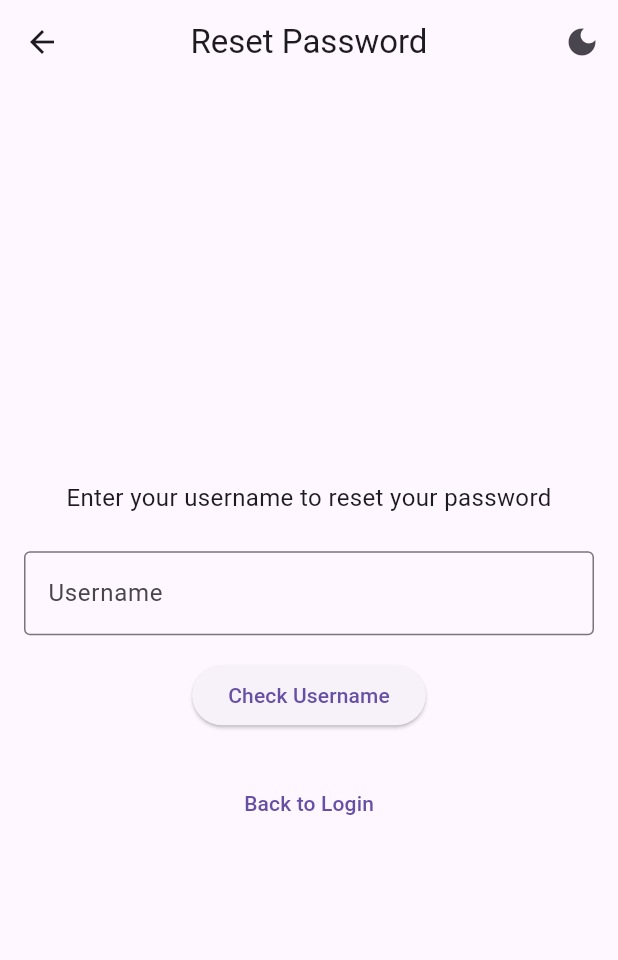
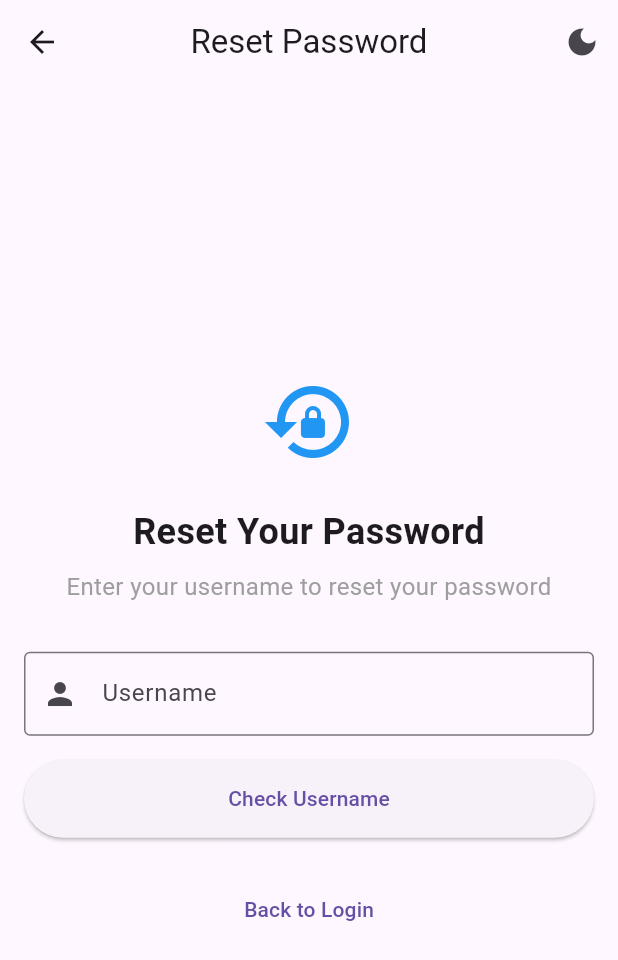
Before and after one commit to Bomanaabertilla/blog_post_app, a Flutter app: the PasswordResetScreen screen opened by its route, on a phone screen of 412 x 824 dp. Shown: the top 960 px of the screen. Run offline on Flutter 3.47's test engine with Material 3 defaults, Android fonts, the phone set to English and light mode, and no system bars; accounts and stored records are empty.

Commit message:
Enhance password reset screen with improved validation and UX
Co-authored-by: bbalansuah <bbalansuah@gmail.com>

```diff
--- a/lib/screens/password_reset_screen.dart
+++ b/lib/screens/password_reset_screen.dart
@@ -12,13 +12,22 @@ class PasswordResetScreen extends StatefulWidget {
 class _PasswordResetScreenState extends State<PasswordResetScreen> {
   final _usernameController = TextEditingController();
   final _newPasswordController = TextEditingController();
+  final _confirmPasswordController = TextEditingController();
   String? _errorMessage;
   String? _successMessage;
   String? _tempPassword;
-  bool _showNewPasswordField = false;
+  bool _showPasswordFields = false;
+  bool _isLoading = false;
 
-  void _checkUsername() {
-    final appState = Provider.of<AppState>(context, listen: false);
+  @override
+  void dispose() {
+    _usernameController.dispose();
+    _newPasswordController.dispose();
+    _confirmPasswordController.dispose();
+    super.dispose();
+  }
+
+  void _checkUsername() async {
     final username = _usernameController.text.trim();
 
     if (username.isEmpty) {
@@ -29,50 +38,87 @@ class _PasswordResetScreenState extends State<PasswordResetScreen> {
       return;
     }
 
+    setState(() {
+      _isLoading = true;
+      _errorMessage = null;
+      _successMessage = null;
+    });
+
+    // Simulate network delay for realistic UX
+    await Future.delayed(const Duration(milliseconds: 500));
+
+    final appState = Provider.of<AppState>(context, listen: false);
+
     if (appState.userExists(username)) {
       // Generate a temporary password for demonstration
       final tempPassword = 'temp${DateTime.now().millisecondsSinceEpoch % 10000}';
       setState(() {
-        _errorMessage = null;
+        _isLoading = false;
         _tempPassword = tempPassword;
-        _showNewPasswordField = true;
-        _successMessage = 'Username found! Your temporary password is: $tempPassword\nYou can also set a new password below.';
+        _showPasswordFields = true;
+        _successMessage = 'Username found! Your temporary password is: $tempPassword\n\nYou can use this temporary password or set a new one below.';
       });
     } else {
       setState(() {
+        _isLoading = false;
         _errorMessage = 'Username not found';
-        _successMessage = null;
+        _showPasswordFields = false;
         _tempPassword = null;
-        _showNewPasswordField = false;
       });
     }
   }
 
-  void _resetPassword() {
-    final appState = Provider.of<AppState>(context, listen: false);
+  void _resetPassword() async {
     final username = _usernameController.text.trim();
-    String newPassword;
+    final newPassword = _newPasswordController.text.trim();
+    final confirmPassword = _confirmPasswordController.text.trim();
 
-    if (_newPasswordController.text.trim().isNotEmpty) {
-      newPassword = _newPasswordController.text.trim();
-    } else if (_tempPassword != null) {
-      newPassword = _tempPassword!;
-    } else {
+    // Validate password inputs
+    if (newPassword.isEmpty) {
       setState(() {
         _errorMessage = 'Please enter a new password or use the temporary password';
       });
       return;
     }
 
+    if (newPassword != confirmPassword) {
+      setState(() {
+        _errorMessage = 'Passwords do not match';
+      });
+      return;
+    }
+
+    if (newPassword.length < 6) {
+      setState(() {
+        _errorMessage = 'Password must be at least 6 characters long';
+      });
+      return;
+    }
+
+    setState(() {
+      _isLoading = true;
+      _errorMessage = null;
+    });
+
+    // Simulate network delay
+    await Future.delayed(const Duration(milliseconds: 500));
+
+    final appState = Provider.of<AppState>(context, listen: false);
     final success = appState.resetPassword(username, newPassword);
+
+    setState(() {
+      _isLoading = false;
+    });
 
     if (success) {
       // Show success dialog and navigate back to login
+      if (mounted) {
         showDialog(
           context: context,
+          barrierDismissible: false,
           builder: (context) => AlertDialog(
             title: const Text('Password Reset Successful'),
-          content: const Text('Your password has been updated. You can now log in with your new password.'),
+            content: const Text('Your password has been updated successfully. You can now log in with your new password.'),
             actions: [
               TextButton(
                 onPressed: () {
@@ -84,6 +130,7 @@ class _PasswordResetScreenState extends State<PasswordResetScreen> {
             ],
           ),
         );
+      }
     } else {
       setState(() {
         _errorMessage = 'Failed to reset password. Please try again.';
@@ -91,9 +138,17 @@ class _PasswordResetScreenState extends State<PasswordResetScreen> {
     }
   }
 
+  void _useTempPassword() {
+    if (_tempPassword != null) {
+      _newPasswordController.text = _tempPassword!;
+      _confirmPasswordController.text = _tempPassword!;
+    }
+  }
+
   @override
   Widget build(BuildContext context) {
     final appState = Provider.of<AppState>(context);
+
     return Scaffold(
       appBar: AppBar(
         title: const Text('Reset Password'),
@@ -113,45 +168,106 @@ class _PasswordResetScreenState extends State<PasswordResetScreen> {
         padding: const EdgeInsets.all(16.0),
         child: Column(
           mainAxisAlignment: MainAxisAlignment.center,
+          crossAxisAlignment: CrossAxisAlignment.stretch,
           children: [
+            const Icon(
+              Icons.lock_reset,
+              size: 64,
+              color: Colors.blue,
+            ),
+            const SizedBox(height: 24),
+            const Text(
+              'Reset Your Password',
+              style: TextStyle(fontSize: 24, fontWeight: FontWeight.bold),
+              textAlign: TextAlign.center,
+            ),
+            const SizedBox(height: 8),
             const Text(
               'Enter your username to reset your password',
-              style: TextStyle(fontSize: 16),
+              style: TextStyle(fontSize: 16, color: Colors.grey),
               textAlign: TextAlign.center,
             ),
-            const SizedBox(height: 24),
+            const SizedBox(height: 32),
+
+            // Username field
             TextField(
               controller: _usernameController,
               decoration: const InputDecoration(
                 labelText: 'Username',
                 border: OutlineInputBorder(),
+                prefixIcon: Icon(Icons.person),
               ),
+              enabled: !_isLoading,
             ),
             const SizedBox(height: 16),
+
+            // Check username button
             ElevatedButton(
-              onPressed: _checkUsername,
-              child: const Text('Check Username'),
+              onPressed: _isLoading ? null : _checkUsername,
+              style: ElevatedButton.styleFrom(
+                padding: const EdgeInsets.symmetric(vertical: 16),
               ),
-            if (_showNewPasswordField) ...[
+              child: _isLoading
+                ? const SizedBox(
+                    height: 20,
+                    width: 20,
+                    child: CircularProgressIndicator(strokeWidth: 2),
+                  )
+                : const Text('Check Username'),
+            ),
+
+            // Password fields (shown after username is verified)
+            if (_showPasswordFields) ...[
               const SizedBox(height: 24),
+              const Divider(),
+              const SizedBox(height: 16),
               TextField(
                 controller: _newPasswordController,
                 decoration: const InputDecoration(
-                  labelText: 'New Password (optional)',
+                  labelText: 'New Password',
                   border: OutlineInputBorder(),
-                  hintText: 'Leave empty to use temporary password',
+                  prefixIcon: Icon(Icons.lock),
                 ),
                 obscureText: true,
+                enabled: !_isLoading,
               ),
               const SizedBox(height: 16),
+              TextField(
+                controller: _confirmPasswordController,
+                decoration: const InputDecoration(
+                  labelText: 'Confirm New Password',
+                  border: OutlineInputBorder(),
+                  prefixIcon: Icon(Icons.lock_outline),
+                ),
+                obscureText: true,
+                enabled: !_isLoading,
+              ),
+              if (_tempPassword != null) ...[
+                const SizedBox(height: 12),
+                TextButton.icon(
+                  onPressed: _isLoading ? null : _useTempPassword,
+                  icon: const Icon(Icons.content_copy, size: 16),
+                  label: const Text('Use Temporary Password'),
+                ),
+              ],
+              const SizedBox(height: 16),
               ElevatedButton(
-                onPressed: _resetPassword,
+                onPressed: _isLoading ? null : _resetPassword,
                 style: ElevatedButton.styleFrom(
                   backgroundColor: Colors.green,
+                  padding: const EdgeInsets.symmetric(vertical: 16),
                 ),
-                child: const Text('Reset Password'),
+                child: _isLoading
+                  ? const SizedBox(
+                      height: 20,
+                      width: 20,
+                      child: CircularProgressIndicator(strokeWidth: 2, color: Colors.white),
+                    )
+                  : const Text('Reset Password'),
               ),
             ],
+
+            // Error message
             if (_errorMessage != null) ...[
               const SizedBox(height: 16),
               Container(
@@ -161,13 +277,22 @@ class _PasswordResetScreenState extends State<PasswordResetScreen> {
                   border: Border.all(color: Colors.red),
                   borderRadius: BorderRadius.circular(8),
                 ),
+                child: Row(
+                  children: [
+                    const Icon(Icons.error_outline, color: Colors.red),
+                    const SizedBox(width: 8),
+                    Expanded(
                       child: Text(
                         _errorMessage!,
                         style: const TextStyle(color: Colors.red),
-                  textAlign: TextAlign.center,
                       ),
                     ),
                   ],
+                ),
+              ),
+            ],
+
+            // Success message
             if (_successMessage != null) ...[
               const SizedBox(height: 16),
               Container(
@@ -177,13 +302,22 @@ class _PasswordResetScreenState extends State<PasswordResetScreen> {
                   border: Border.all(color: Colors.green),
                   borderRadius: BorderRadius.circular(8),
                 ),
+                child: Row(
+                  crossAxisAlignment: CrossAxisAlignment.start,
+                  children: [
+                    const Icon(Icons.check_circle_outline, color: Colors.green),
+                    const SizedBox(width: 8),
+                    Expanded(
                       child: Text(
                         _successMessage!,
                         style: const TextStyle(color: Colors.green),
-                  textAlign: TextAlign.center,
                       ),
                     ),
                   ],
+                ),
+              ),
+            ],
+
             const SizedBox(height: 24),
             TextButton(
               onPressed: () {
```
Lines whose indentation alone changed are shown as unchanged.
